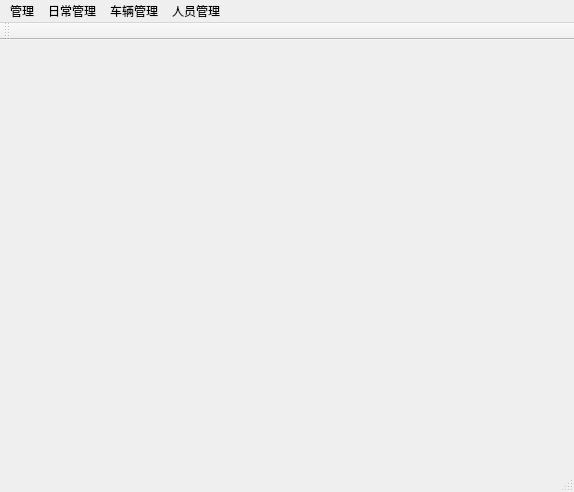
Qt form mainwindow.ui (chksong/MineCarsManage) before a commit.
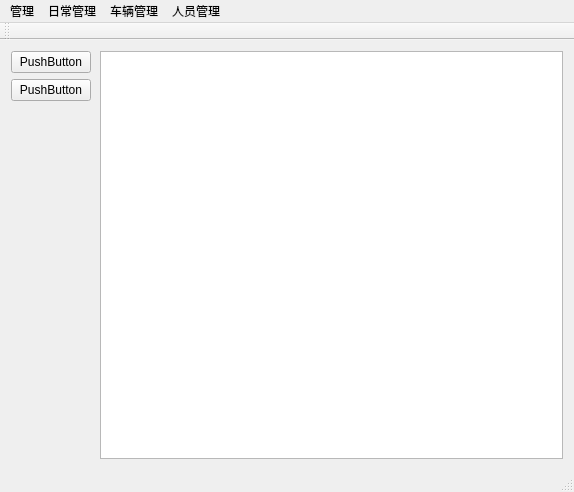
The same form after that commit.

Commit message: 日常工作录入，窗口布局

What changed in the file:
```diff
--- a/mainwindow.ui
+++ b/mainwindow.ui
@@ -13,7 +13,51 @@
   <property name="windowTitle">
    <string>矿车管理系统</string>
   </property>
-  <widget class="QWidget" name="centralWidget"/>
+  <widget class="QWidget" name="centralWidget">
+   <layout class="QVBoxLayout" name="verticalLayout_2">
+    <item>
+     <layout class="QHBoxLayout" name="horizontalLayout" stretch="0,0">
+      <property name="spacing">
+       <number>9</number>
+      </property>
+      <item>
+       <layout class="QVBoxLayout" name="verticalLayout">
+        <item>
+         <widget class="QPushButton" name="pushButton">
+          <property name="text">
+           <string>PushButton</string>
+          </property>
+         </widget>
+        </item>
+        <item>
+         <widget class="QPushButton" name="pushButton_2">
+          <property name="text">
+           <string>PushButton</string>
+          </property>
+         </widget>
+        </item>
+        <item>
+         <spacer name="verticalSpacer">
+          <property name="orientation">
+           <enum>Qt::Vertical</enum>
+          </property>
+          <property name="sizeHint" stdset="0">
+           <size>
+            <width>20</width>
+            <height>40</height>
+           </size>
+          </property>
+         </spacer>
+        </item>
+       </layout>
+      </item>
+      <item>
+       <widget class="QTableView" name="tableView"/>
+      </item>
+     </layout>
+    </item>
+   </layout>
+  </widget>
   <widget class="QMenuBar" name="menuBar">
    <property name="geometry">
     <rect>
```
Left out of the diff: 2 changed lines with no effect on the pictures. The commit also changes 1 other file.
